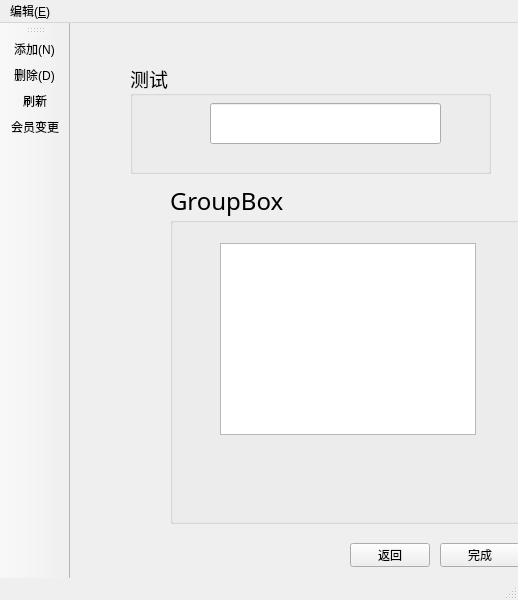
Qt form Restaurant/usermanage.ui (PG98/2017SepQt) before a commit.
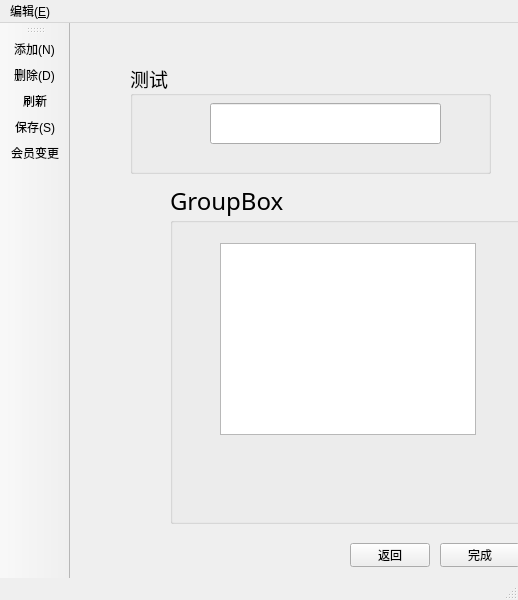
The same form after that commit. Icons and pictures are not drawn.

Patch:
```diff
--- a/Restaurant/usermanage.ui
+++ b/Restaurant/usermanage.ui
@@ -131,6 +131,7 @@
    <addaction name="action_N"/>
    <addaction name="action_D"/>
    <addaction name="action_refresh"/>
+   <addaction name="action_S"/>
    <addaction name="action_star"/>
   </widget>
   <widget class="QMenuBar" name="menuBar">
```
Left out of the diff: 4 changed lines with no effect on the pictures.
